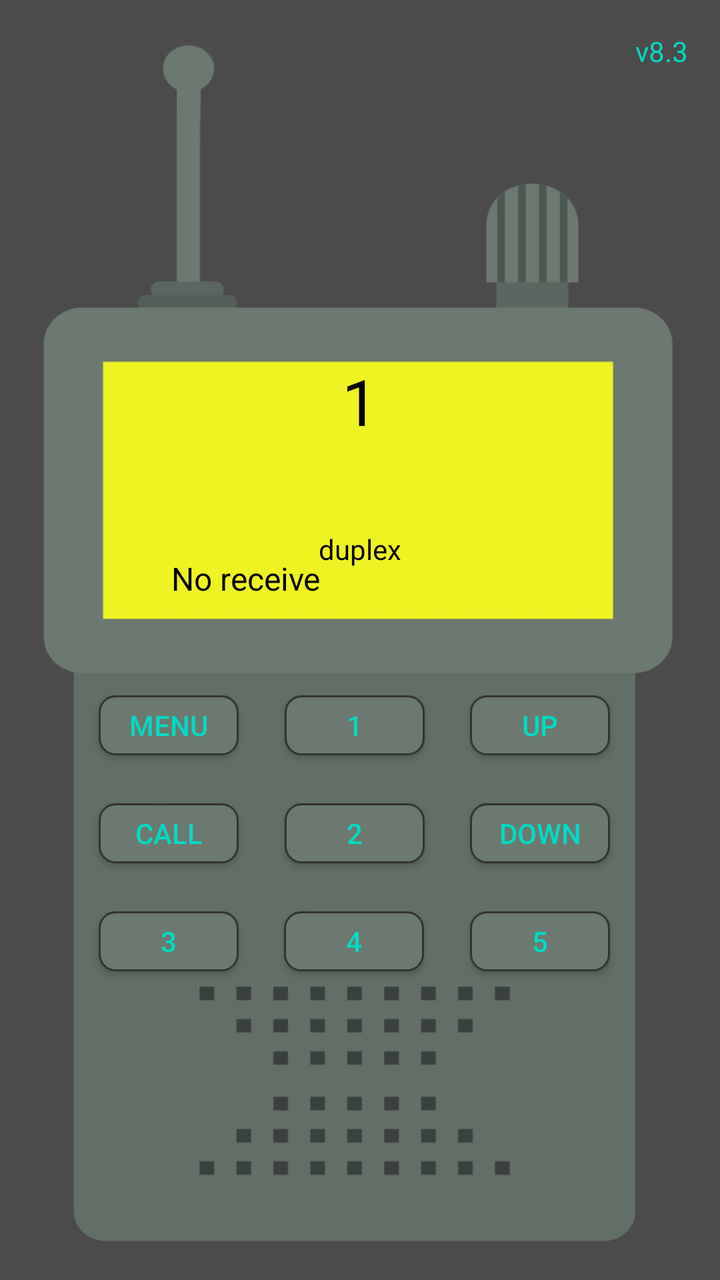
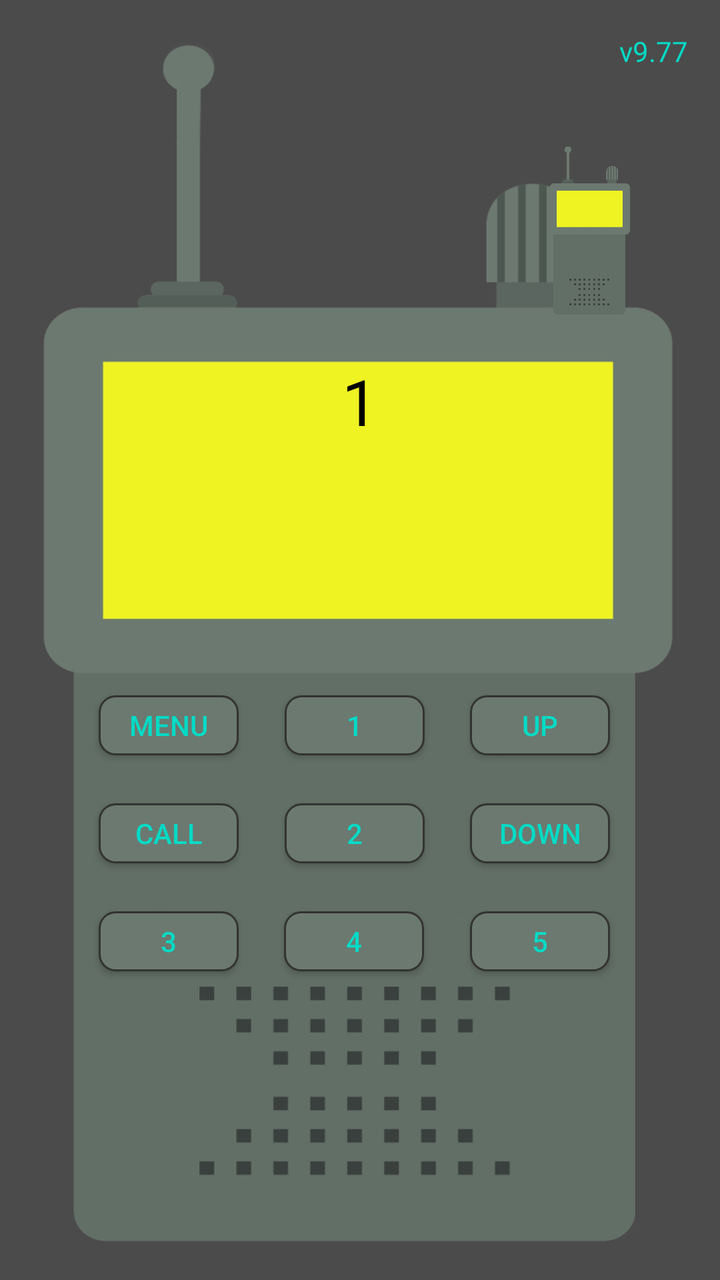

The first picture is an Android layout as it rendered before a commit; the second is the same layout after the commit. The layout source and the unified diff follow.
<!-- AndroidManifest.xml: application theme AppTheme -->
<!-- res/layout/activity_main.xml -->
<?xml version="1.0" encoding="utf-8"?>
<androidx.constraintlayout.widget.ConstraintLayout xmlns:android="http://schemas.android.com/apk/res/android"
    xmlns:app="http://schemas.android.com/apk/res-auto"
    android:layout_width="match_parent"
    android:layout_height="match_parent"
    android:background="@color/colorback"
    android:keepScreenOn="true">

    <ImageView
        android:id="@+id/imageView6"
        android:layout_width="match_parent"
        android:layout_height="match_parent"
        android:scaleType="fitXY"
        app:srcCompat="@drawable/wktpaint1ffwide" />

    
    <TextView
        android:id="@+id/tvVersion"
        android:layout_width="wrap_content"
        android:layout_height="wrap_content"
        android:layout_marginTop="16dp"
        android:layout_marginEnd="16dp"
        android:text="v8.3"
        android:textColor="@color/colorButton"
        android:textSize="14sp"
        app:layout_constraintEnd_toEndOf="parent"
        app:layout_constraintTop_toTopOf="parent" />

    
    <TextView
        android:id="@+id/textView"
        android:layout_width="wrap_content"
        android:layout_height="wrap_content"
        android:text="1"
        android:textColor="#000000"
        android:textSize="32sp"
        app:layout_constraintBottom_toBottomOf="@+id/imageView6"
        app:layout_constraintEnd_toEndOf="parent"
        app:layout_constraintStart_toStartOf="parent"
        app:layout_constraintTop_toTopOf="@+id/imageView6"
        app:layout_constraintVertical_bias="0.3" />

    <TextView
        android:id="@+id/textView4"
        android:layout_width="wrap_content"
        android:layout_height="wrap_content"
        android:layout_marginTop="12dp"
        android:textColor="#000000"
        android:textSize="14sp"
        app:layout_constraintEnd_toEndOf="@+id/imageView6"
        app:layout_constraintHorizontal_bias="0.498"
        app:layout_constraintStart_toStartOf="parent"
        app:layout_constraintTop_toBottomOf="@+id/textView" />

    <TextView
        android:id="@+id/textView5"
        android:layout_width="wrap_content"
        android:layout_height="wrap_content"
        android:layout_marginTop="12dp"
        android:text="duplex"
        android:textColor="#000000"
        app:layout_constraintEnd_toEndOf="parent"
        app:layout_constraintStart_toStartOf="parent"
        app:layout_constraintTop_toBottomOf="@+id/textView4" />

    
    <TextView
        android:id="@+id/textView8"
        android:layout_width="wrap_content"
        android:layout_height="wrap_content"
        android:text="No receive"
        android:textColor="#000000"
        android:textSize="16sp"
        app:layout_constraintBottom_toBottomOf="@+id/imageView6"
        app:layout_constraintEnd_toEndOf="parent"
        app:layout_constraintHorizontal_bias="0.3"
        app:layout_constraintStart_toStartOf="parent"
        app:layout_constraintTop_toTopOf="@+id/imageView6"
        app:layout_constraintVertical_bias="0.45" />

    
    <TextView
        android:id="@+id/tvSpeakingId"
        android:layout_width="wrap_content"
        android:layout_height="wrap_content"
        android:layout_marginLeft="16dp"
        android:layout_marginBottom="16dp"
        android:text=""
        android:textColor="#000000"
        android:textSize="18sp"
        app:layout_constraintBottom_toBottomOf="@+id/imageView6"
        app:layout_constraintStart_toStartOf="parent"
        app:layout_constraintTop_toTopOf="@+id/imageView6"
        app:layout_constraintVertical_bias="0.9" />

    <ImageView
        android:id="@+id/imageView"
        android:layout_width="20dp"
        android:layout_height="20dp"
        android:layout_marginRight="30dp"
        android:visibility="invisible"
        app:layout_constraintBottom_toBottomOf="parent"
        app:layout_constraintEnd_toEndOf="parent"
        app:layout_constraintHorizontal_bias="0.27"
        app:layout_constraintStart_toStartOf="parent"
        app:layout_constraintTop_toTopOf="parent"
        app:layout_constraintVertical_bias="0.3"
        app:srcCompat="@drawable/r1" />

    <ImageView
        android:id="@+id/imageView2"
        android:layout_width="20dp"
        android:layout_height="20dp"
        android:layout_marginRight="10dp"
        android:visibility="invisible"
        app:layout_constraintBottom_toBottomOf="parent"
        app:layout_constraintEnd_toStartOf="@+id/imageView"
        app:layout_constraintTop_toTopOf="parent"
        app:layout_constraintVertical_bias="0.3"
        app:srcCompat="@drawable/r2" />

    
    <Button
        android:id="@+id/button"
        android:layout_width="70dp"
        android:layout_height="30dp"
        android:layout_marginTop="24dp"
        android:background="@drawable/roundshapebtn"
        android:text="CALL"
        android:textColor="@color/colorButton"
        app:layout_constraintEnd_toStartOf="@+id/button2"
        app:layout_constraintHorizontal_bias="0.3"
        app:layout_constraintStart_toStartOf="parent"
        app:layout_constraintTop_toBottomOf="@+id/button4" />

    <Button
        android:id="@+id/button1"
        android:layout_width="70dp"
        android:layout_height="30dp"
        android:background="@drawable/roundshapebtn"
        android:text="UP"
        android:textColor="@color/colorButton"
        app:layout_constraintEnd_toEndOf="parent"
        app:layout_constraintHorizontal_bias="0.81"
        app:layout_constraintStart_toStartOf="parent"
        app:layout_constraintTop_toTopOf="@+id/buttonsave1" />

    <Button
        android:id="@+id/button2"
        android:layout_width="70dp"
        android:layout_height="30dp"
        android:layout_marginTop="24dp"
        android:background="@drawable/roundshapebtn"
        android:text="DOWN"
        android:textColor="@color/colorButton"
        app:layout_constraintEnd_toEndOf="parent"
        app:layout_constraintHorizontal_bias="0.81"
        app:layout_constraintStart_toStartOf="parent"
        app:layout_constraintTop_toBottomOf="@+id/button1" />

    <Button
        android:id="@+id/button4"
        android:layout_width="70dp"
        android:layout_height="30dp"
        android:background="@drawable/roundshapebtn"
        android:text="MENU"
        android:textColor="@color/colorButton"
        app:layout_constraintBottom_toBottomOf="@+id/imageView6"
        app:layout_constraintEnd_toStartOf="@+id/button1"
        app:layout_constraintHorizontal_bias="0.3"
        app:layout_constraintStart_toStartOf="parent"
        app:layout_constraintTop_toTopOf="@+id/imageView6"
        app:layout_constraintVertical_bias="0.57" />

    <Button
        android:id="@+id/buttonsave1"
        android:layout_width="70dp"
        android:layout_height="30dp"
        android:background="@drawable/roundshapebtn"
        android:text="1"
        android:textColor="@color/colorButton"
        app:layout_constraintEnd_toStartOf="@+id/button1"
        app:layout_constraintStart_toEndOf="@+id/button4"
        app:layout_constraintTop_toTopOf="@+id/button4" />

    <Button
        android:id="@+id/buttonsave2"
        android:layout_width="70dp"
        android:layout_height="30dp"
        android:layout_marginTop="24dp"
        android:background="@drawable/roundshapebtn"
        android:text="2"
        android:textColor="@color/colorButton"
        app:layout_constraintEnd_toStartOf="@+id/button2"
        app:layout_constraintStart_toEndOf="@+id/button"
        app:layout_constraintTop_toBottomOf="@+id/button1" />

    <Button
        android:id="@+id/buttonsave3"
        android:layout_width="70dp"
        android:layout_height="30dp"
        android:layout_marginTop="24dp"
        android:background="@drawable/roundshapebtn"
        android:text="3"
        android:textColor="@color/colorButton"
        app:layout_constraintEnd_toStartOf="@+id/button1"
        app:layout_constraintHorizontal_bias="0.3"
        app:layout_constraintStart_toStartOf="parent"
        app:layout_constraintTop_toBottomOf="@+id/button" />

    <Button
        android:id="@+id/buttonsave4"
        android:layout_width="70dp"
        android:layout_height="30dp"
        android:layout_marginTop="24dp"
        android:background="@drawable/roundshapebtn"
        android:text="4"
        android:textColor="@color/colorButton"
        app:layout_constraintEnd_toStartOf="@+id/button2"
        app:layout_constraintHorizontal_bias="0.493"
        app:layout_constraintStart_toEndOf="@+id/button"
        app:layout_constraintTop_toBottomOf="@+id/buttonsave2" />

    <Button
        android:id="@+id/buttonsave5"
        android:layout_width="70dp"
        android:layout_height="30dp"
        android:layout_marginTop="24dp"
        android:background="@drawable/roundshapebtn"
        android:text="5"
        android:textColor="@color/colorButton"
        app:layout_constraintEnd_toEndOf="parent"
        app:layout_constraintHorizontal_bias="0.81"
        app:layout_constraintStart_toStartOf="parent"
        app:layout_constraintTop_toBottomOf="@+id/button2" />

    
    <Button
        android:id="@+id/btnPTT"
        android:layout_width="0dp"
        android:layout_height="0dp"
        android:background="@null"
        app:layout_constraintBottom_toBottomOf="@+id/imageView6"
        app:layout_constraintEnd_toEndOf="parent"
        app:layout_constraintStart_toStartOf="parent"
        app:layout_constraintTop_toBottomOf="@+id/buttonsave4"
        app:layout_constraintWidth_percent="0.6"
        app:layout_constraintHeight_percent="0.25" />

    
    <Button
        android:id="@+id/btnSecretMode"
        android:layout_width="50dp"
        android:layout_height="50dp"
        android:background="@android:color/transparent"
        app:layout_constraintStart_toStartOf="parent"
        app:layout_constraintTop_toTopOf="parent" />
</androidx.constraintlayout.widget.ConstraintLayout>
<!-- resources referenced by this layout -->
<resources>
  <color name="colorButton">#03dac5</color>
  <color name="colorback">#4b4b4b</color>
  <!-- drawable r1: png bitmap (drawable, 110718 bytes) -->
  <!-- drawable r2: png bitmap (drawable, 30101 bytes) -->
  <!-- drawable roundshapebtn (drawable) -->
  <?xml version="1.0" encoding="utf-8"?>
  <shape xmlns:android="http://schemas.android.com/apk/res/android"
      android:shape="rectangle">
      <corners android:radius="8dp" />
      <solid android:color="@color/colorButtonBack" />
      <stroke android:width="1dp" android:color="#333333" />
  </shape>
  <!-- drawable wktpaint1ffwide: png bitmap (drawable, 33850 bytes) -->
  <style name="AppTheme" parent="Theme.AppCompat.Light.NoActionBar">
          <item name="colorAccent">@color/colorAccent</item>
          <item name="colorPrimary">@color/colorPrimary</item>
          <item name="colorPrimaryDark">@color/colorPrimaryDark</item>
      </style>
  <color name="colorButtonBack">#6c7970</color>
  <color name="colorAccent">#03dac5</color>
  <color name="colorPrimary">#6200ee</color>
  <color name="colorPrimaryDark">#3700b3</color>
</resources>

<!-- the commit's change to res/layout/activity_main.xml (unified diff, before → after) -->
@@ -13,20 +13,18 @@
         android:scaleType="fitXY"
         app:srcCompat="@drawable/wktpaint1ffwide" />
 
-    
     <TextView
         android:id="@+id/tvVersion"
         android:layout_width="wrap_content"
         android:layout_height="wrap_content"
         android:layout_marginTop="16dp"
         android:layout_marginEnd="16dp"
-        android:text="v8.3"
+        android:text="v9.77"
         android:textColor="@color/colorButton"
         android:textSize="14sp"
         app:layout_constraintEnd_toEndOf="parent"
         app:layout_constraintTop_toTopOf="parent" />
 
-    
     <TextView
         android:id="@+id/textView"
         android:layout_width="wrap_content"
@@ -53,45 +51,30 @@
         app:layout_constraintTop_toBottomOf="@+id/textView" />
 
     <TextView
-        android:id="@+id/textView5"
+        android:id="@+id/tvSpeakingId"
         android:layout_width="wrap_content"
         android:layout_height="wrap_content"
         android:layout_marginTop="12dp"
-        android:text="duplex"
-        android:textColor="#000000"
+        android:text=""
+        android:textColor="#000000"
+        android:textSize="16sp"
         app:layout_constraintEnd_toEndOf="parent"
         app:layout_constraintStart_toStartOf="parent"
         app:layout_constraintTop_toBottomOf="@+id/textView4" />
 
-    
-    <TextView
-        android:id="@+id/textView8"
-        android:layout_width="wrap_content"
-        android:layout_height="wrap_content"
-        android:text="No receive"
-        android:textColor="#000000"
-        android:textSize="16sp"
-        app:layout_constraintBottom_toBottomOf="@+id/imageView6"
-        app:layout_constraintEnd_toEndOf="parent"
-        app:layout_constraintHorizontal_bias="0.3"
-        app:layout_constraintStart_toStartOf="parent"
-        app:layout_constraintTop_toTopOf="@+id/imageView6"
+    <TextView
+        android:id="@+id/textView6"
+        android:layout_width="95dp"
+        android:layout_height="wrap_content"
+        android:text=""
+        android:textColor="#000000"
+        android:textSize="18sp"
+        app:layout_constraintBottom_toBottomOf="parent"
+        app:layout_constraintEnd_toEndOf="parent"
+        app:layout_constraintHorizontal_bias="0.23"
+        app:layout_constraintStart_toStartOf="parent"
+        app:layout_constraintTop_toTopOf="parent"
         app:layout_constraintVertical_bias="0.45" />
-
-    
-    <TextView
-        android:id="@+id/tvSpeakingId"
-        android:layout_width="wrap_content"
-        android:layout_height="wrap_content"
-        android:layout_marginLeft="16dp"
-        android:layout_marginBottom="16dp"
-        android:text=""
-        android:textColor="#000000"
-        android:textSize="18sp"
-        app:layout_constraintBottom_toBottomOf="@+id/imageView6"
-        app:layout_constraintStart_toStartOf="parent"
-        app:layout_constraintTop_toTopOf="@+id/imageView6"
-        app:layout_constraintVertical_bias="0.9" />
 
     <ImageView
         android:id="@+id/imageView"
@@ -107,19 +90,21 @@
         app:layout_constraintVertical_bias="0.3"
         app:srcCompat="@drawable/r1" />
 
+    
     <ImageView
-        android:id="@+id/imageView2"
-        android:layout_width="20dp"
-        android:layout_height="20dp"
-        android:layout_marginRight="10dp"
-        android:visibility="invisible"
-        app:layout_constraintBottom_toBottomOf="parent"
-        app:layout_constraintEnd_toStartOf="@+id/imageView"
+        android:id="@+id/btnPower"
+        android:layout_width="60dp"
+        android:layout_height="90dp"
+        android:layout_marginTop="70dp"
+        android:layout_marginEnd="35dp"
+        android:alpha="1.0"
+        android:clickable="true"
+        android:focusable="true"
+        android:scaleType="fitCenter"
+        app:layout_constraintEnd_toEndOf="parent"
         app:layout_constraintTop_toTopOf="parent"
-        app:layout_constraintVertical_bias="0.3"
-        app:srcCompat="@drawable/r2" />
-
-    
+        app:srcCompat="@drawable/wktpaint1ffwide" />
+
     <Button
         android:id="@+id/button"
         android:layout_width="70dp"
@@ -234,7 +219,6 @@
         app:layout_constraintStart_toStartOf="parent"
         app:layout_constraintTop_toBottomOf="@+id/button2" />
 
-    
     <Button
         android:id="@+id/btnPTT"
         android:layout_width="0dp"
@@ -247,7 +231,6 @@
         app:layout_constraintWidth_percent="0.6"
         app:layout_constraintHeight_percent="0.25" />
 
-    
     <Button
         android:id="@+id/btnSecretMode"
         android:layout_width="50dp"
<!-- resource entries referenced after the edit -->
@@ -3,7 +3,6 @@
   <color name="colorButton">#03dac5</color>
   <color name="colorback">#4b4b4b</color>
   <!-- drawable r1: png bitmap (drawable, 110718 bytes) -->
-  <!-- drawable r2: png bitmap (drawable, 30101 bytes) -->
   <!-- drawable roundshapebtn (drawable) -->
   <?xml version="1.0" encoding="utf-8"?>
   <shape xmlns:android="http://schemas.android.com/apk/res/android"
